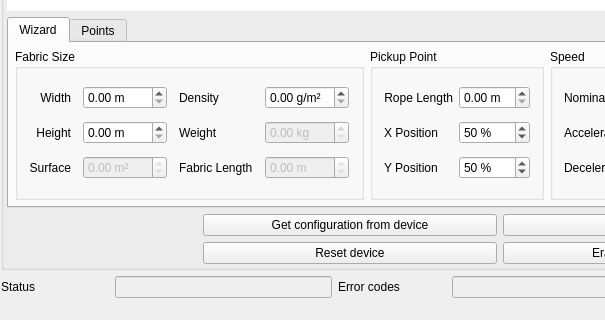
Old version of the form tools/ABK_config/res/HSRV_config.ui in the repository exmachina-dev/ABK-firmware; both pictures show x 0 to 605 and y 340 to 660 of the 1000 by 660 pixel window.
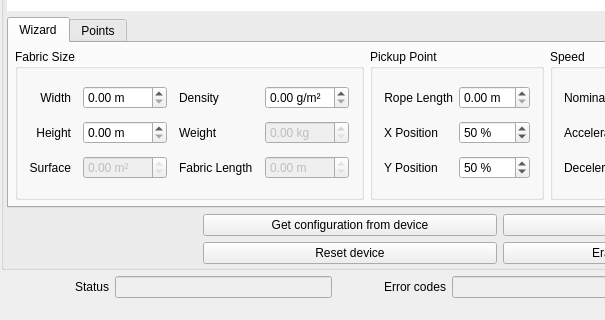
New version of the form. Icons and pictures are not drawn.

Commit message: Fix label alignement in status bar

The edit to the form file:
```diff
--- a/tools/ABK_config/res/HSRV_config.ui
+++ b/tools/ABK_config/res/HSRV_config.ui
@@ -1068,6 +1068,9 @@
           <property name="text">
            <string>Status</string>
           </property>
+          <property name="alignment">
+           <set>Qt::AlignRight|Qt::AlignTrailing|Qt::AlignVCenter</set>
+          </property>
          </widget>
         </item>
         <item>
@@ -1091,6 +1094,9 @@
           <property name="text">
            <string>Error codes</string>
           </property>
+          <property name="alignment">
+           <set>Qt::AlignRight|Qt::AlignTrailing|Qt::AlignVCenter</set>
+          </property>
          </widget>
         </item>
         <item>
```
